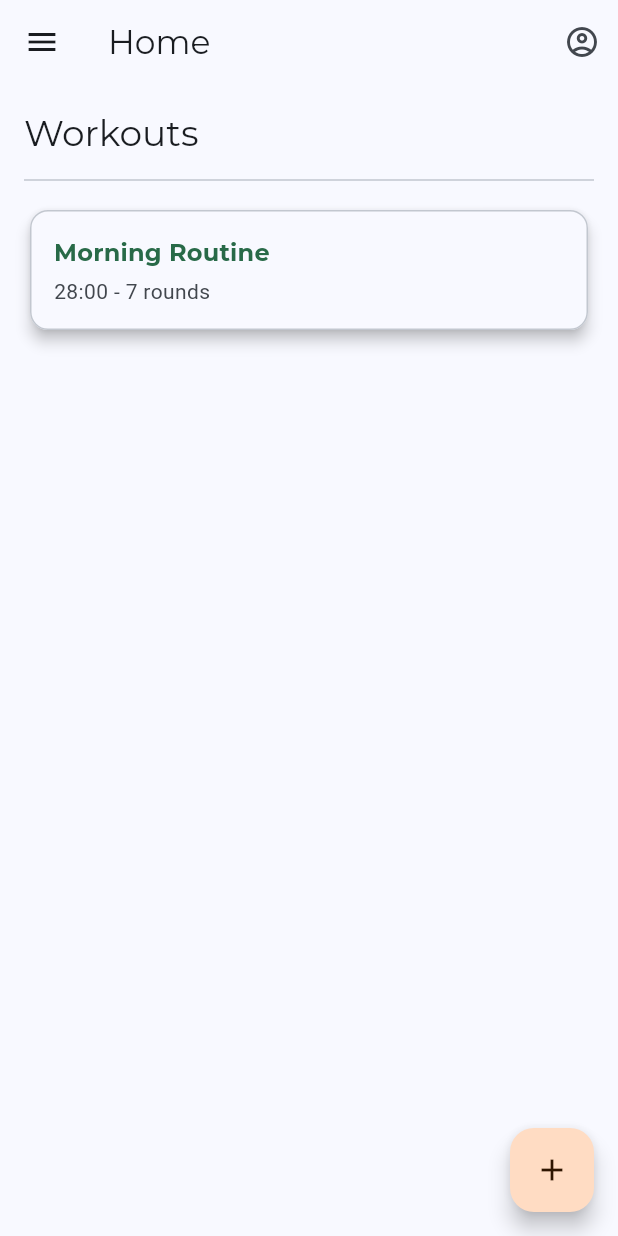
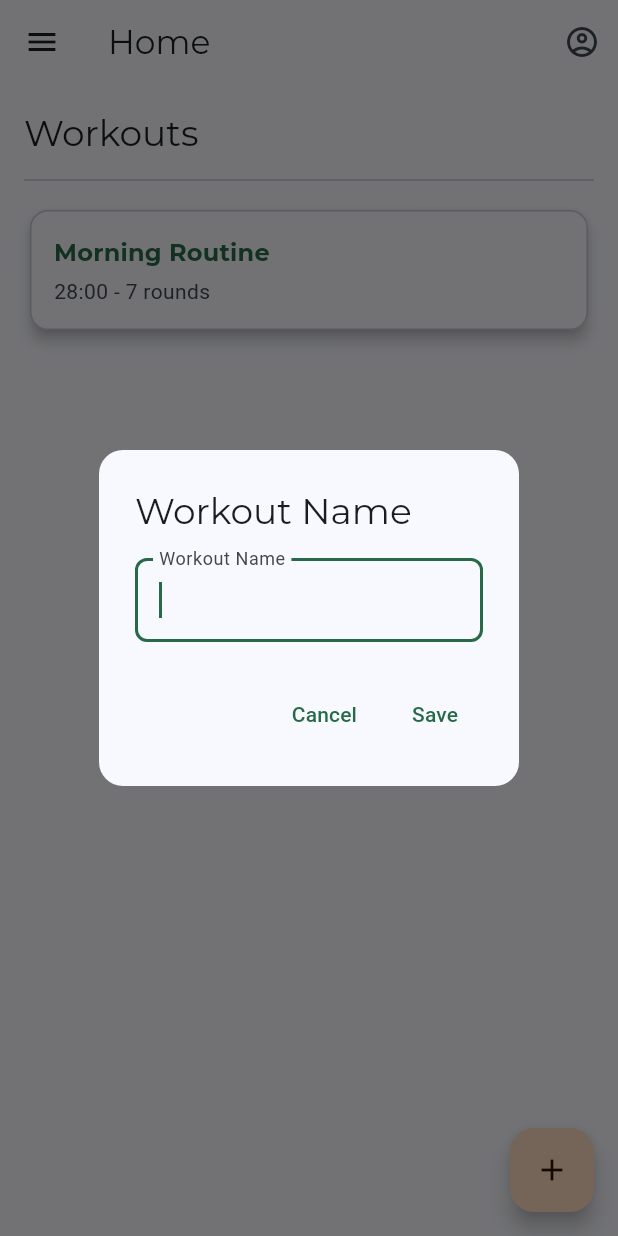
Before and after one commit to elder-software/fit-tick, a Flutter app: the screen it shows after launch, after a tap on the "add" icon, on a phone screen of 412 x 824 dp. Run offline on Flutter 3.47's test engine with Material 3 defaults, Android fonts, the light colour scheme and no system bars; our stand-ins replace firebase_auth, firebase_core, flutter_riverpod, google_fonts; accounts and stored records are empty; generated files the repository leaves out were written again; network calls fail; statements that could not run were skipped.

Commit message:
home screen has the dialog working

```diff
--- a/lib/features/home/home_screen.dart
+++ b/lib/features/home/home_screen.dart
@@ -1,4 +1,6 @@
+import 'package:fit_tick_mobile/ui/textfield.dart';
 import 'package:flutter/material.dart';
+import 'package:fit_tick_mobile/ui/dialog.dart';
 
 class HomeScreen extends StatelessWidget {
   const HomeScreen({super.key});
@@ -29,10 +31,7 @@ class HomeScreen extends StatelessWidget {
       body: ListView(
         padding: const EdgeInsets.all(16.0),
         children: [
-          Text(
-            'Workouts',
-            style: theme.textTheme.headlineSmall,
-          ),
+          Text('Workouts', style: theme.textTheme.headlineSmall),
           const Divider(height: 32.0),
           // TODO: Add Workout List Items here
           _buildWorkoutCard(
@@ -47,11 +46,50 @@ class HomeScreen extends StatelessWidget {
       ),
       floatingActionButton: FloatingActionButton(
         onPressed: () {
-          // TODO: Implement add workout action
+          _showAddWorkoutDialog(context);
         },
         backgroundColor: colorScheme.tertiaryContainer,
         foregroundColor: colorScheme.onTertiaryContainer,
         child: const Icon(Icons.add),
+      ),
+    );
+  }
+
+  Future<void> _showAddWorkoutDialog(BuildContext context) async {
+    final TextEditingController controller = TextEditingController();
+
+    return showDialog<void>(
+      context: context,
+      barrierDismissible: false,
+      builder: (BuildContext dialogContext) {
+        return StandardDialog(
+          title: 'Workout Name',
+          content: _buildAddWorkoutDialogContent(controller, dialogContext),
+          onSave: () {
+            String workoutName = controller.text;
+            if (workoutName.isNotEmpty) {
+              print('Workout Name Entered: $workoutName');
+              Navigator.of(dialogContext).pop();
+            } else {
+              ScaffoldMessenger.of(dialogContext).showSnackBar(
+                const SnackBar(content: Text('Workout name cannot be empty')),
+              );
+            }
+          },
+        );
+      },
+    );
+  }
+
+  Widget _buildAddWorkoutDialogContent(
+    TextEditingController controller,
+    BuildContext context,
+  ) {
+    return SingleChildScrollView(
+      child: ListBody(
+        children: <Widget>[
+          FitTickTextField(controller: controller, labelText: 'Workout Name'),
+        ],
       ),
     );
   }
@@ -83,7 +121,8 @@ class HomeScreen extends StatelessWidget {
               Text(
                 title,
                 style: theme.textTheme.titleMedium?.copyWith(
-                  color: colorScheme.primary, // Using primary for the title color
+                  color:
+                      colorScheme.primary, // Using primary for the title color
                   fontWeight: FontWeight.bold,
                 ),
               ),
--- /dev/null
+++ b/lib/ui/dialog.dart
@@ -0,0 +1,44 @@
+import 'package:flutter/material.dart';
+
+class StandardDialog extends StatelessWidget {
+  final String title;
+  final Widget content;
+  final VoidCallback onSave;
+  final VoidCallback? onCancel;
+
+  const StandardDialog({
+    super.key,
+    required this.title,
+    required this.content,
+    required this.onSave,
+    this.onCancel,
+  });
+
+  @override
+  Widget build(BuildContext context) {
+    final theme = Theme.of(context);
+    final colorScheme = theme.colorScheme;
+
+    return AlertDialog(
+      shape: RoundedRectangleBorder(borderRadius: BorderRadius.circular(16.0)),
+      backgroundColor: colorScheme.surfaceContainerHigh,
+      title: Text(
+        title,
+        style: theme.textTheme.headlineSmall?.copyWith(
+          color: colorScheme.onSurface,
+        ),
+      ),
+      content: content,
+      actions: <Widget>[
+        TextButton(
+          onPressed: onCancel ?? () => Navigator.of(context).pop(),
+          child: Text('Cancel', style: TextStyle(color: colorScheme.primary)),
+        ),
+        TextButton(
+          onPressed: onSave,
+          child: Text('Save', style: TextStyle(color: colorScheme.primary)),
+        ),
+      ],
+    );
+  }
+}
--- /dev/null
+++ b/lib/ui/textfield.dart
@@ -0,0 +1,51 @@
+import 'package:flutter/material.dart';
+
+class FitTickTextField extends StatelessWidget {
+  final TextEditingController controller;
+  final String labelText;
+  final String hintText;
+  final String errorText;
+  final bool isPassword;
+
+  const FitTickTextField({
+    super.key,
+    required this.controller,
+    required this.labelText,
+    this.hintText = '',
+    this.errorText = '',
+    this.isPassword = false,
+  });
+
+  @override
+  Widget build(BuildContext context) {
+    final theme = Theme.of(context);
+    final colorScheme = theme.colorScheme;
+
+    return TextField(
+      controller: controller,
+      decoration: InputDecoration(
+        labelText: labelText,
+        hintText: hintText.isNotEmpty ? hintText : null,
+        errorText: errorText.isNotEmpty ? errorText : null,
+        labelStyle: TextStyle(color: colorScheme.onSurfaceVariant),
+        border: OutlineInputBorder(
+          borderRadius: BorderRadius.circular(8.0),
+          borderSide: BorderSide(color: colorScheme.outline),
+        ),
+        focusedBorder: OutlineInputBorder(
+          borderRadius: BorderRadius.circular(8.0),
+          borderSide: BorderSide(color: colorScheme.primary, width: 2.0),
+        ),
+        enabledBorder: OutlineInputBorder(
+          borderRadius: BorderRadius.circular(8.0),
+          borderSide: BorderSide(color: colorScheme.outline),
+        ),
+        filled: true,
+        fillColor: colorScheme.surfaceContainerHighest,
+      ),
+      style: TextStyle(color: colorScheme.onSurface),
+      obscureText: isPassword,
+      autofocus: true,
+    );
+  }
+}
```
